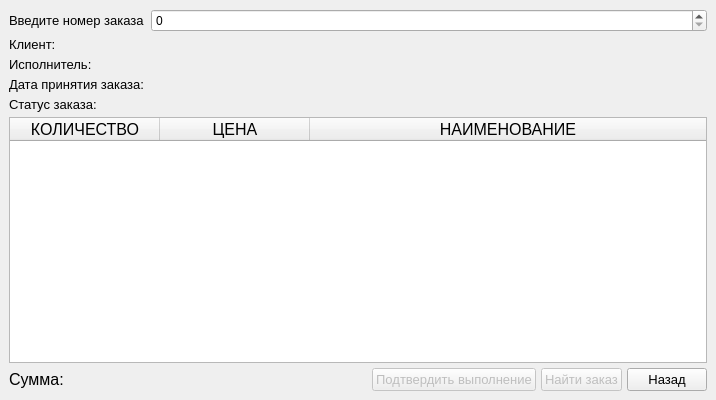
Above: code/form_for_show_order.ui from Alex-Sidorov/SEFOLL before the change. Below: the same form after it.
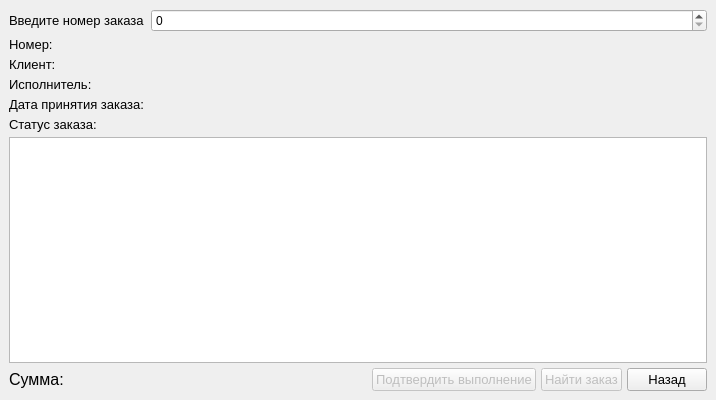
That is the form after the change.

Commit message: replace file with base for list of show orders

```diff
--- a/code/form_for_show_order.ui
+++ b/code/form_for_show_order.ui
@@ -100,6 +100,18 @@
      </item>
     </layout>
    </item>
+   <item>
+    <widget class="QLabel" name="number">
+     <property name="font">
+      <font>
+       <pointsize>10</pointsize>
+      </font>
+     </property>
+     <property name="text">
+      <string>Номер:</string>
+     </property>
+    </widget>
+   </item>
    <item>
     <widget class="QLabel" name="client">
      <property name="font">
@@ -234,7 +246,7 @@
       <bool>false</bool>
      </property>
      <attribute name="horizontalHeaderVisible">
-      <bool>true</bool>
+      <bool>false</bool>
      </attribute>
      <attribute name="horizontalHeaderCascadingSectionResizes">
       <bool>true</bool>
```
The commit also changes 2 other files.
